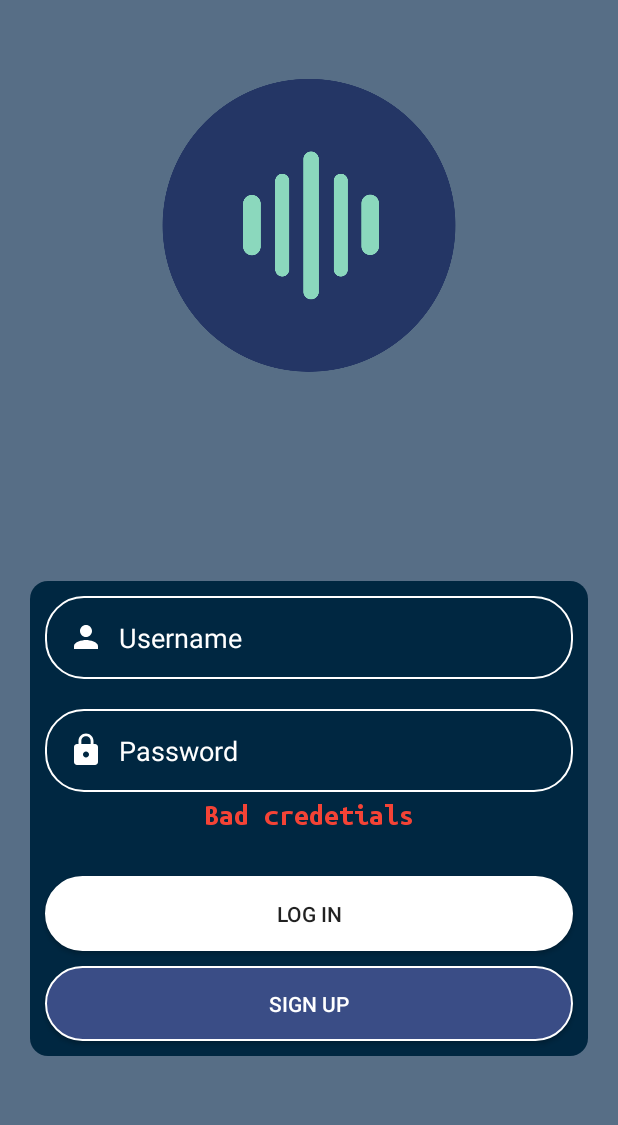
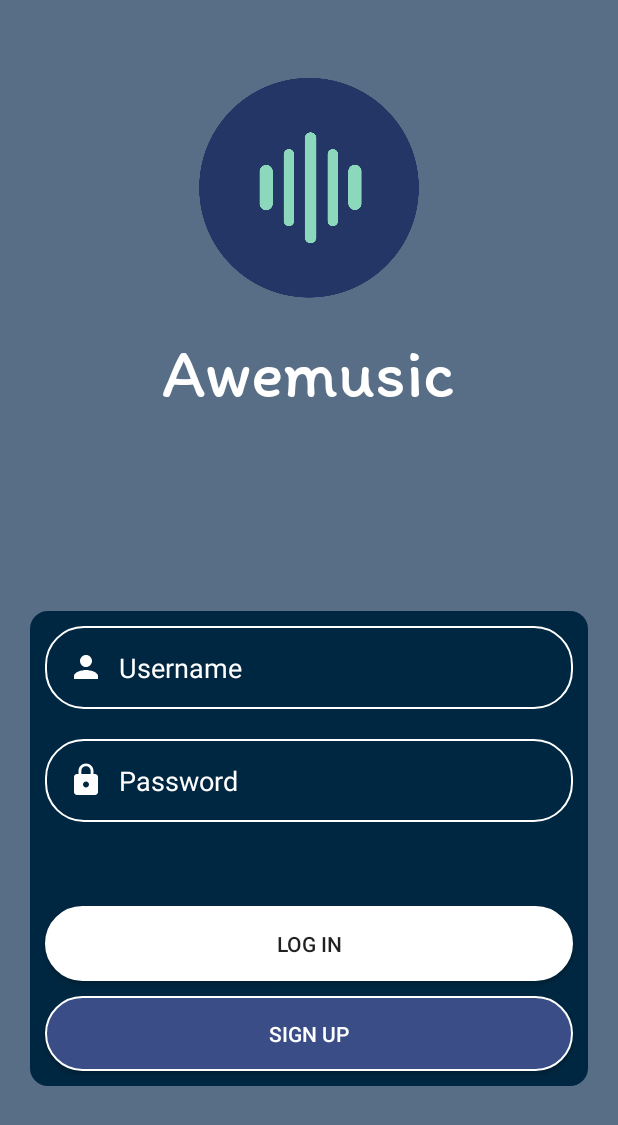
Before and after one commit to TheBoringTeam/AwesomeMusic, an Android app: the LoginActivity screen opened directly, with no data from a screen before it, on a phone screen of 412 x 824 dp. Shown: the top 1125 px of the screen. Run offline under Robolectric (Android 15) with nearby library versions, the phone set to English and light mode, and no system bars; our stand-ins replace Dagger/Hilt's generated code, data binding; 4 statements that could not run were skipped.

Commit message:
Added login functionality

```diff
--- a/app/src/main/java/com/music/awesomemusic/data/repository/UserRepository.kt
+++ b/app/src/main/java/com/music/awesomemusic/data/repository/UserApiService.kt
@@ -7,9 +7,9 @@ import com.music.awesomemusic.data.model.responses.UserAuthResponse
 import retrofit2.Call
 import retrofit2.http.*
 
-interface UserRepository {
-    @GET("/api/user/sign-in")
-    fun getAuthUser(@Body requestSignIn: RequestSignIn): Call<ResponseSignIn>
+interface UserApiService {
+    @POST("/api/user/sign-in")
+    fun signIn(@Body requestSignIn: RequestSignIn): Call<ResponseSignIn>
 
     @GET("/api/user/me")
     fun authorizeUser(@Header("Authorization") token: String): Call<ResponseAuthorization>
--- a/app/src/main/java/com/music/awesomemusic/functionalities/login/LoginActivity.kt
+++ b/app/src/main/java/com/music/awesomemusic/functionalities/login/LoginActivity.kt
@@ -1,10 +1,14 @@
 package com.music.awesomemusic.functionalities.login
 
+import android.animation.ObjectAnimator
 import android.content.Context
 import android.content.Intent
 import android.content.SharedPreferences
 import androidx.appcompat.app.AppCompatActivity
 import android.os.Bundle
+import android.view.View
+import android.view.animation.Animation
+import android.view.animation.AnimationUtils
 import android.widget.Toast
 import androidx.databinding.DataBindingUtil
 import androidx.lifecycle.Observer
@@ -19,6 +23,8 @@ import com.music.awesomemusic.functionalities.start.StartActivity
 import com.music.awesomemusic.functionalities.start.StartState
 import com.music.awesomemusic.functionalities.start.StartVM
 import com.music.awesomemusic.utils.DataUtils
+import kotlinx.android.synthetic.main.activity_login.*
+import kotlinx.android.synthetic.main.activity_start.*
 import javax.inject.Inject
 
 class LoginActivity : AppCompatActivity(), Injectable {
@@ -37,10 +43,16 @@ class LoginActivity : AppCompatActivity(), Injectable {
         super.onCreate(savedInstanceState)
 
         _sharedPref = applicationContext.getSharedPreferences(
-            getString(R.string.preference_key), Context.MODE_PRIVATE
+                getString(R.string.preference_key), Context.MODE_PRIVATE
         )
 
         initBinding()
+//        initLogic()
+        initStartAnimation()
+    }
+
+    private fun initLogic() {
+        TODO("Not yet implemented")
     }
 
     private fun initBinding() {
@@ -58,10 +70,25 @@ class LoginActivity : AppCompatActivity(), Injectable {
                     _viewModel.event.value = LoginState.Wait
                 }
                 is LoginState.LoginSuccessful -> {
-
+                    goToMain()
+                }
+                is LoginState.WrongCredentials -> {
+                    showBadCredentials()
                 }
             }
         })
+    }
+
+    private fun initStartAnimation() {
+        ObjectAnimator.ofFloat(login_activity_card_login, "translationY", 0f).apply {
+            duration = 1000
+            start()
+        }
+    }
+
+    private fun showBadCredentials() {
+        login_activity_tv_bad_credentials.visibility = View.VISIBLE
+        login_activity_tv_bad_credentials.startAnimation(AnimationUtils.loadAnimation(this, R.anim.shake))
     }
 
     private fun goToMain() {
--- a/app/src/main/java/com/music/awesomemusic/functionalities/login/LoginState.kt
+++ b/app/src/main/java/com/music/awesomemusic/functionalities/login/LoginState.kt
@@ -6,5 +6,6 @@ sealed class LoginState {
     object Wait : LoginState()
     object SignUp : LoginState()
     data class Error(val message: String) : LoginState()
-    data class LoginSuccessful(val userDetailedInfo: UserDetailedInfo) : LoginState()
+    data class LoginSuccessful(val token: String) : LoginState()
+    object WrongCredentials : LoginState()
 }
--- a/app/src/main/java/com/music/awesomemusic/functionalities/main/MainVM.kt
+++ b/app/src/main/java/com/music/awesomemusic/functionalities/main/MainVM.kt
@@ -4,10 +4,10 @@ import androidx.databinding.ObservableField
 import androidx.lifecycle.MutableLiveData
 import androidx.lifecycle.ViewModel
 import com.music.awesomemusic.data.model.responses.MusicResponse
-import com.music.awesomemusic.data.repository.UserRepository
+import com.music.awesomemusic.data.repository.UserApiService
 import javax.inject.Inject
 
-class MainVM @Inject constructor(var service: UserRepository) : ViewModel() {
+class MainVM @Inject constructor(var service: UserApiService) : ViewModel() {
 
     private val _TAG = MainVM::class.java.simpleName
 
--- /dev/null
+++ b/app/src/main/res/anim/shake.xml
@@ -0,0 +1,20 @@
+<?xml version="1.0" encoding="utf-8"?>
+
+<set xmlns:android="http://schemas.android.com/apk/res/android">
+    <rotate
+        android:duration="70"
+        android:fromDegrees="-5"
+        android:pivotX="50%"
+        android:pivotY="50%"
+        android:repeatCount="5"
+        android:repeatMode="reverse"
+        android:interpolator="@android:anim/linear_interpolator"
+        android:toDegrees="5" />
+    <translate
+        android:fromXDelta="-10"
+        android:toXDelta="10"
+        android:repeatCount="5"
+        android:repeatMode="reverse"
+        android:interpolator="@android:anim/linear_interpolator"
+        android:duration="70" />
+</set>
--- a/app/src/main/res/layout/activity_login.xml
+++ b/app/src/main/res/layout/activity_login.xml
@@ -21,8 +21,9 @@
         <!--Logo-->
 
         <ImageView
+            android:id="@+id/imageView"
             android:layout_width="wrap_content"
-            android:layout_height="200dp"
+            android:layout_height="150dp"
             android:layout_marginTop="30dp"
             android:src="@drawable/awesome_music_logo"
             android:transitionName="start_logo"
@@ -30,12 +31,27 @@
             app:layout_constraintStart_toStartOf="parent"
             app:layout_constraintTop_toTopOf="parent" />
 
+        <TextView
+            android:layout_width="wrap_content"
+            android:layout_height="wrap_content"
+            android:layout_marginTop="20dp"
+            android:fontFamily="@font/itim"
+            android:text="Awemusic"
+            android:textColor="#ffffff"
+            android:textSize="45sp"
+            app:layout_constraintEnd_toEndOf="parent"
+            app:layout_constraintHorizontal_bias="0.5"
+            app:layout_constraintStart_toStartOf="parent"
+            app:layout_constraintTop_toBottomOf="@+id/imageView" />
+
         <LinearLayout
+            android:id="@+id/login_activity_card_login"
             android:layout_width="match_parent"
             android:layout_height="wrap_content"
-            android:layout_marginBottom="100dp"
+            android:layout_marginBottom="80dp"
             android:background="@drawable/holder_login_activity_cred"
             android:orientation="vertical"
+            android:translationY="300sp"
             app:layout_constraintBottom_toBottomOf="parent"
             app:layout_constraintEnd_toEndOf="parent"
             app:layout_constraintStart_toStartOf="parent">
@@ -76,15 +92,16 @@
 
             <TextView
                 android:id="@+id/login_activity_tv_bad_credentials"
+                android:visibility="invisible"
                 android:layout_width="wrap_content"
                 android:layout_height="wrap_content"
                 android:layout_gravity="center"
                 android:layout_marginTop="5dp"
                 android:layout_marginBottom="30dp"
                 android:fontFamily="@font/ubuntu_mono_bold"
-                android:textSize="20sp"
-                android:text="Bad credetials"
-                android:textColor="@color/red" />
+                android:text="Wrong credetials"
+                android:textColor="@color/red"
+                android:textSize="20sp" />
 
             <Button
                 android:layout_width="match_parent"
```
Also changed, not shown: app/src/main/java/com/music/awesomemusic/data/model/requests/RequestSignIn.kt (+7 -1 lines), app/src/main/java/com/music/awesomemusic/data/model/responses/ResponseSignIn.kt (+6 -1 lines), app/src/main/java/com/music/awesomemusic/di/modules/RepositoryModule.kt (+4 -3 lines), app/src/main/java/com/music/awesomemusic/functionalities/login/LoginVM.kt (+33 -4 lines), app/src/main/java/com/music/awesomemusic/functionalities/start/StartVM.kt (+3 -4 lines), app/src/main/res/font/itim.ttf (added).
